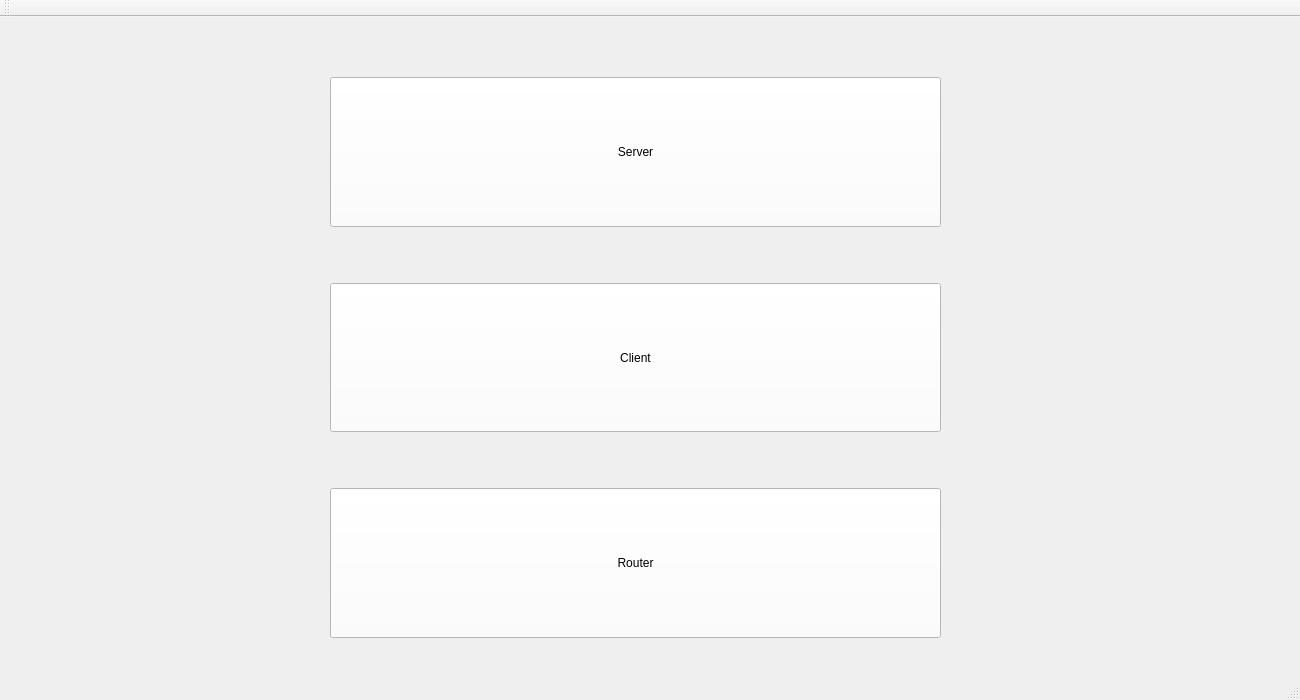
thaisdb/TCC, file NEW/newWindow.ui: the form before one commit.
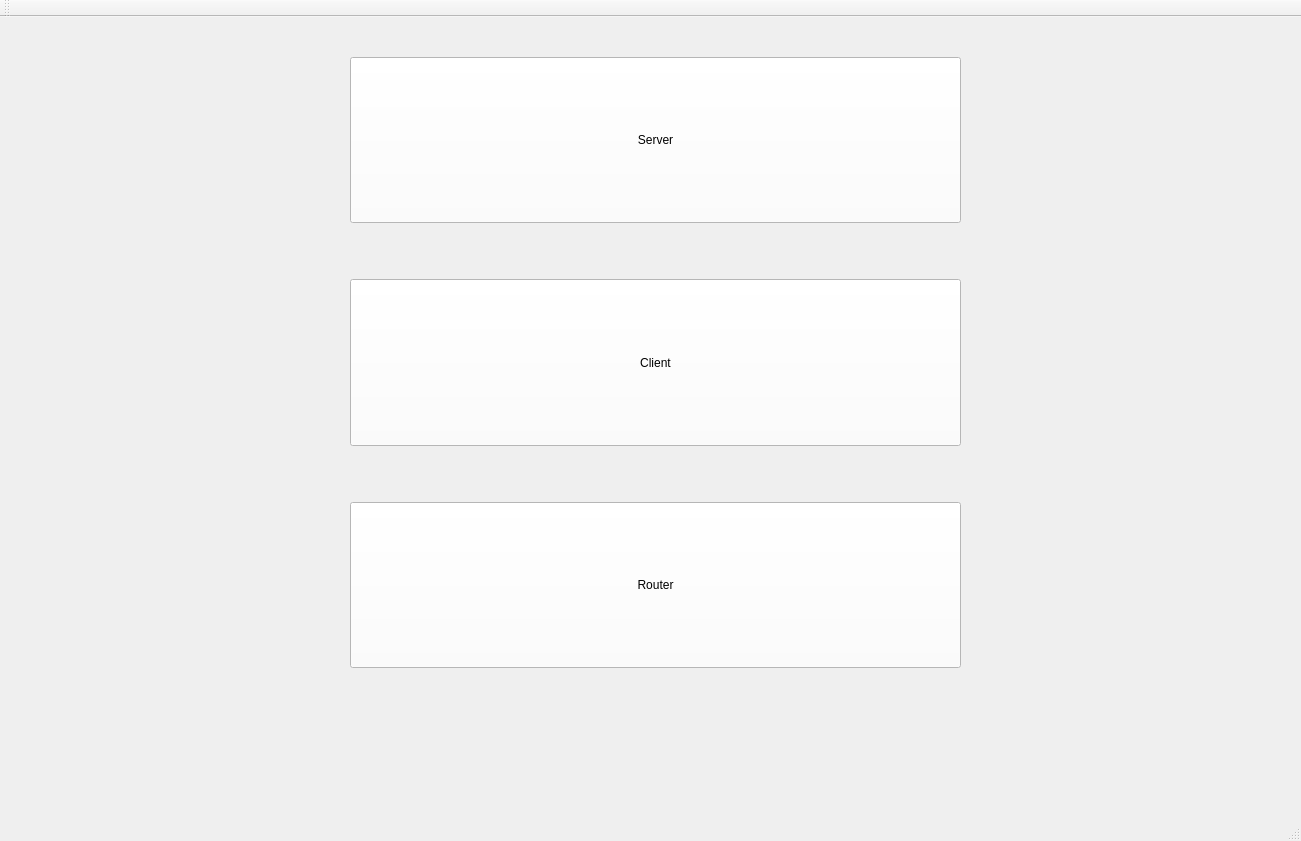
The form after the commit.

Patch:
```diff
--- a/NEW/newWindow.ui
+++ b/NEW/newWindow.ui
@@ -6,8 +6,8 @@
    <rect>
     <x>0</x>
     <y>0</y>
-    <width>1300</width>
-    <height>700</height>
+    <width>1301</width>
+    <height>841</height>
    </rect>
   </property>
   <property name="windowTitle">
@@ -17,10 +17,10 @@
    <widget class="QStackedWidget" name="stackedWidget">
     <property name="geometry">
      <rect>
-      <x>0</x>
-      <y>-10</y>
-      <width>1300</width>
-      <height>631</height>
+      <x>10</x>
+      <y>-20</y>
+      <width>1271</width>
+      <height>781</height>
      </rect>
     </property>
     <property name="currentIndex">
@@ -30,8 +30,8 @@
      <widget class="QWidget" name="horizontalLayoutWidget">
       <property name="geometry">
        <rect>
-        <x>30</x>
-        <y>20</y>
+        <x>40</x>
+        <y>60</y>
         <width>1211</width>
         <height>611</height>
        </rect>
@@ -54,26 +54,10 @@
         </spacer>
        </item>
        <item>
-        <layout class="QVBoxLayout" name="verticalLayout_3" stretch="0,0,0,0,0,0">
+        <layout class="QVBoxLayout" name="verticalLayout_3" stretch="0,0,0,0,0">
          <property name="sizeConstraint">
           <enum>QLayout::SetDefaultConstraint</enum>
          </property>
-         <item>
-          <spacer name="verticalSpacer">
-           <property name="orientation">
-            <enum>Qt::Vertical</enum>
-           </property>
-           <property name="sizeType">
-            <enum>QSizePolicy::Maximum</enum>
-           </property>
-           <property name="sizeHint" stdset="0">
-            <size>
-             <width>5</width>
-             <height>50</height>
-            </size>
-           </property>
-          </spacer>
-         </item>
          <item>
           <widget class="QPushButton" name="serverButton">
            <property name="sizePolicy">
```
Left out of the diff: 2 changed lines with no effect on the pictures.
